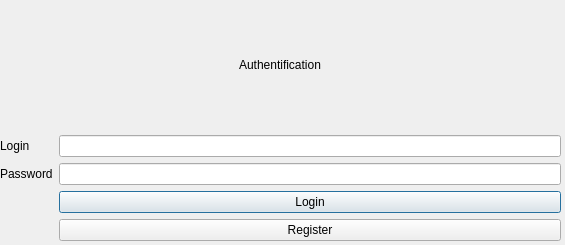
Before: the Qt Designer form client/auth_window.ui in Olovat/ChatApp, drawn with Qt 5.
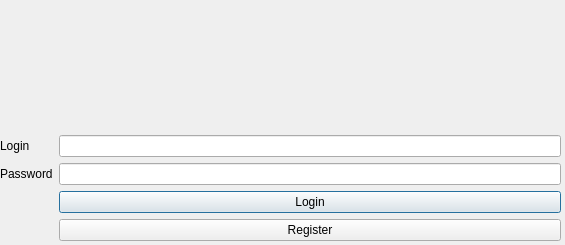
After: the same form once the commit is applied.

Commit message: Убрал тупик в регистрации, немнокжо поправаил окна авторизации и регистрации

What changed in the file:
```diff
--- a/client/auth_window.ui
+++ b/client/auth_window.ui
@@ -52,9 +52,6 @@
     </item>
     <item row="0" column="0" colspan="2" alignment="Qt::AlignmentFlag::AlignHCenter">
      <widget class="QLabel" name="label_3">
-      <property name="text">
-       <string>Authentification</string>
-      </property>
      </widget>
     </item>
     <item row="6" column="1">
```
The commit also changes 4 other files.
